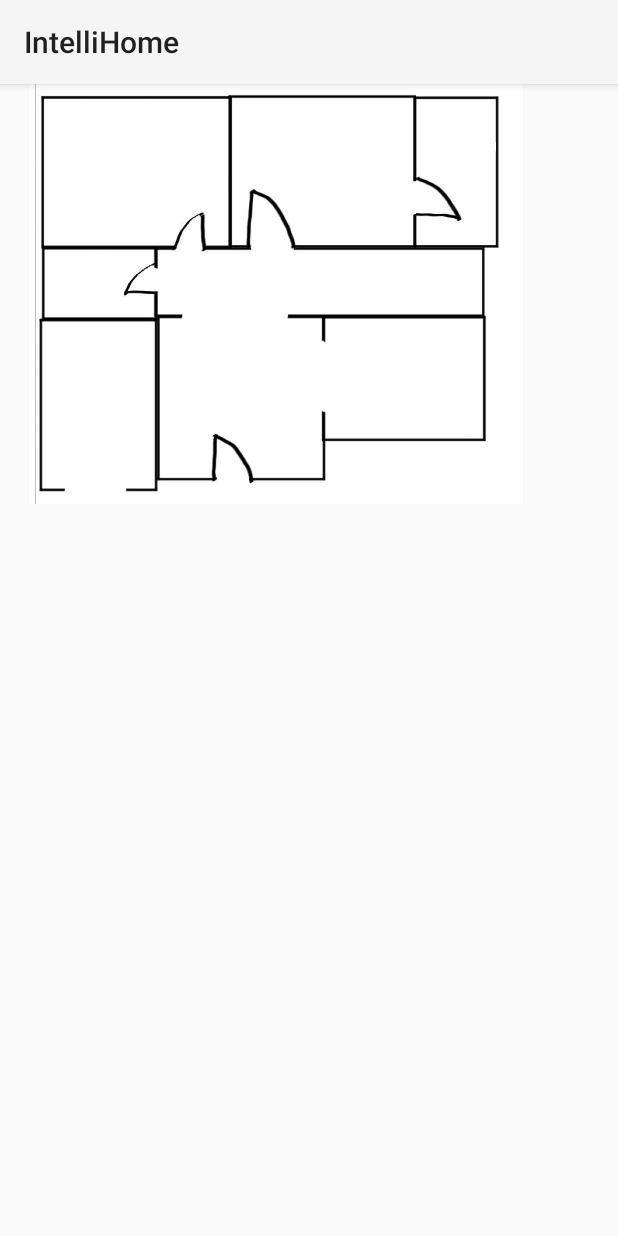
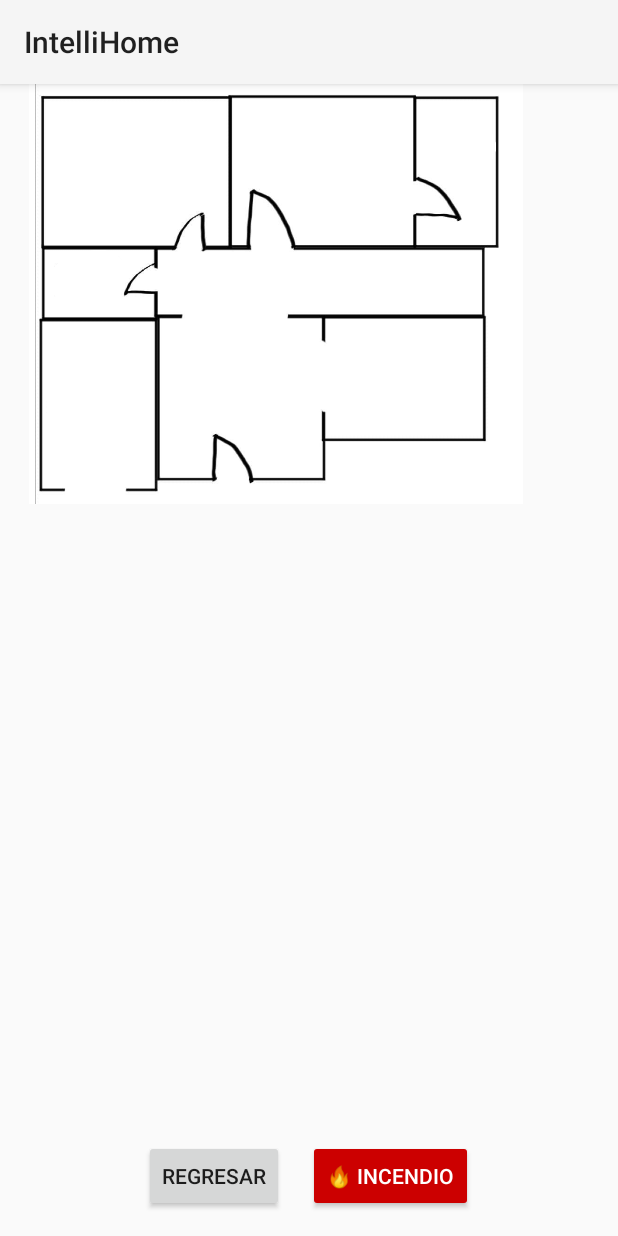
Before and after one commit to yaritzaelena/IntelliHome, an Android app: the TestLeds screen opened directly, with no data from a screen before it, on a phone screen of 412 x 824 dp. Run offline under Robolectric (Android 15) with nearby library versions, the phone set to English and light mode, and no system bars.

Commit message:
Interfaz alerta incendio

```diff
--- a/MiPrimerAplicacion/app/src/main/java/com/example/miprimeraplicacion/TestLeds.java
+++ b/MiPrimerAplicacion/app/src/main/java/com/example/miprimeraplicacion/TestLeds.java
@@ -30,6 +30,8 @@ public class TestLeds extends AppCompatActivity {
         View btnBano1 = findViewById(R.id.viewBano);
         View btnBano2 = findViewById(R.id.viewBano2);
         View btnCorredor = findViewById(R.id.viewCorredor);
+        Button buttonIncendio = findViewById(R.id.buttonIncendio);
+
 
         final boolean[] isHighlighted = {false, false, false, false, false, false, false, false};
 
@@ -37,6 +39,11 @@ public class TestLeds extends AppCompatActivity {
         botonRegresar.setOnClickListener(v -> {
             // Llama a una función cuando el botón Regresar es presionado
             botonRegresarFunction();
+        });
+
+        buttonIncendio.setOnClickListener(v -> {
+            showSensorAlert("¡Emergencia de incendio activada!");
+            Toast.makeText(this, "🔥 ¡Emergencia de incendio activada!", Toast.LENGTH_SHORT).show();
         });
 
         btnCocina.setOnClickListener(v -> {
@@ -191,6 +198,11 @@ public class TestLeds extends AppCompatActivity {
         MainActivity.sendHabitacionLuz("CORREDOR");
     }
 
+    private void showSensorAlert(String message) {
+        SensorAlertDialog dialog = SensorAlertDialog.newInstance(message);
+        dialog.show(getSupportFragmentManager(), "SensorAlert");
+    }
+
     private GradientDrawable createBorderDrawable(int borderWidth, int borderColor) {
         GradientDrawable drawable = new GradientDrawable();
         drawable.setShape(GradientDrawable.RECTANGLE); // Forma rectangular
--- a/MiPrimerAplicacion/app/src/main/res/layout/test_leds.xml
+++ b/MiPrimerAplicacion/app/src/main/res/layout/test_leds.xml
@@ -104,13 +104,11 @@
 
     <TableRow
         android:id="@+id/tableRow"
-        android:layout_width="322dp"
-        android:layout_height="53dp"
-        android:layout_marginBottom="60dp"
-        app:layout_constraintBottom_toTopOf="@+id/frameLayout"
-        app:layout_constraintEnd_toEndOf="@+id/frameLayout"
-        app:layout_constraintHorizontal_bias="0.382"
-        app:layout_constraintStart_toStartOf="@+id/frameLayout">
+        android:layout_width="match_parent"
+        android:layout_height="wrap_content"
+        android:gravity="center_horizontal"
+        android:padding="16dp"
+        app:layout_constraintBottom_toBottomOf="parent">
 
         <Button
             android:id="@+id/button4"
@@ -118,7 +116,16 @@
             android:layout_height="wrap_content"
             android:text="Regresar" />
 
+        <Button
+            android:id="@+id/buttonIncendio"
+            android:layout_width="wrap_content"
+            android:layout_height="wrap_content"
+            android:text="🔥 Incendio"
+            android:backgroundTint="@android:color/holo_red_dark"
+            android:textColor="@android:color/white"
+            android:layout_marginStart="16dp" />
     </TableRow>
+
 
     <androidx.constraintlayout.widget.ConstraintLayout
         android:layout_width="366dp"
```
Also changed, not shown: MiPrimerAplicacion/app/src/main/java/com/example/miprimeraplicacion/SensorAlertDialog.java (added, +33 -0 lines).
